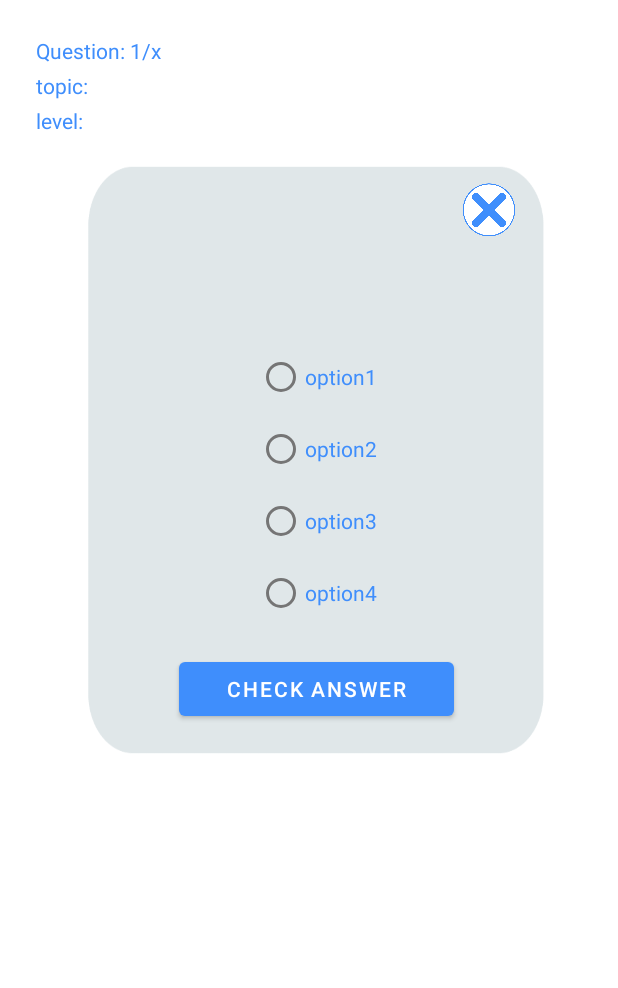
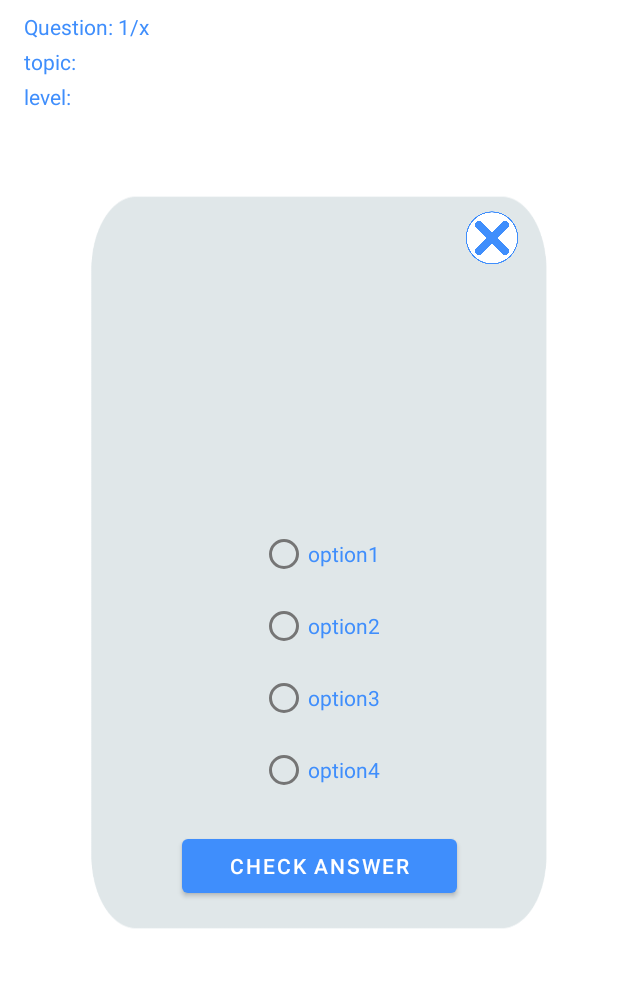
Before and after one commit to thedellyllama/StudyEnglish, an Android app: the layout fragment_multiple_choice_quiz.xml on its own in the app's theme, with its tools: preview values and no code run, on a phone screen of 412 x 824 dp, the part 73-1061 px from its top. Run offline under Robolectric (Android 15) with nearby library versions, the phone set to English and light mode, and no system bars.

Commit message:
layouts updated

```diff
--- a/app/src/main/res/layout/fragment_multiple_choice_quiz.xml
+++ b/app/src/main/res/layout/fragment_multiple_choice_quiz.xml
@@ -24,8 +24,8 @@
         android:id="@+id/text_view_question_count"
         android:layout_width="wrap_content"
         android:layout_height="wrap_content"
-        android:layout_marginStart="24dp"
-        android:layout_marginTop="24dp"
+        android:layout_marginStart="16dp"
+        android:layout_marginTop="8dp"
         android:text="Question: 1/x"
         app:layout_constraintStart_toStartOf="parent"
         app:layout_constraintTop_toBottomOf="@+id/header_name" />
@@ -52,13 +52,13 @@
 
         android:layout_width="307dp"
         android:layout_height="wrap_content"
-        android:layout_margin="16dp"
-        android:layout_marginTop="16dp"
+        android:layout_marginBottom="100dp"
         android:background="@drawable/questions_background"
         android:gravity="center_horizontal"
         android:orientation="vertical"
         android:padding="16dp"
         android:paddingBottom="60dp"
+        app:layout_constraintBottom_toBottomOf="parent"
         app:layout_constraintEnd_toEndOf="parent"
         app:layout_constraintHorizontal_bias="0.567"
         app:layout_constraintStart_toStartOf="parent"
@@ -153,10 +153,11 @@
         <ImageView
             android:id="@+id/image_view_question"
             android:layout_width="100dp"
-            android:layout_height="wrap_content"
+            android:layout_height="100dp"
             android:layout_marginTop="6dp"
             android:visibility="invisible"
             app:layout_constraintEnd_toEndOf="parent"
+            app:layout_constraintHorizontal_bias="0.497"
             app:layout_constraintStart_toStartOf="parent"
             app:layout_constraintTop_toBottomOf="@+id/text_view_instruction"
             tools:src="@tools:sample/avatars" />
--- a/app/src/main/res/layout/fragment_page7.xml
+++ b/app/src/main/res/layout/fragment_page7.xml
@@ -100,8 +100,9 @@
 
     <TextView
         android:id="@+id/text_view_no_progress"
-        android:layout_width="wrap_content"
+        android:layout_width="249dp"
         android:layout_height="wrap_content"
+        android:padding="8dp"
         android:textSize="20sp"
         android:textStyle="bold"
         app:layout_constraintBottom_toBottomOf="parent"
```
Also changed, not shown: app/src/main/res/navigation/navigation_graph.xml (+52 -11 lines).
